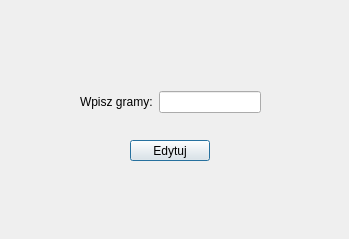
Above: FitBulliq/editmealproductwindow.ui from kmbrzoza/FitBulliq before the change. Below: the same form after it.
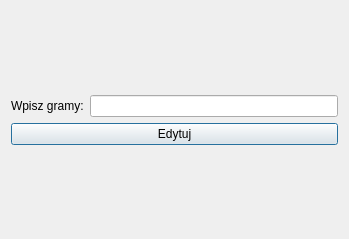
That is the form after the change.

The edit to the form file:
```diff
--- a/FitBulliq/editmealproductwindow.ui
+++ b/FitBulliq/editmealproductwindow.ui
@@ -30,28 +30,23 @@
   <property name="windowTitle">
    <string>Dialog</string>
   </property>
-  <widget class="QPushButton" name="pushButton">
-   <property name="geometry">
-    <rect>
-     <x>130</x>
-     <y>140</y>
-     <width>80</width>
-     <height>21</height>
-    </rect>
-   </property>
-   <property name="text">
-    <string>Edytuj</string>
-   </property>
-  </widget>
-  <widget class="QWidget" name="layoutWidget">
-   <property name="geometry">
-    <rect>
-     <x>80</x>
-     <y>90</y>
-     <width>181</width>
-     <height>24</height>
-    </rect>
-   </property>
+  <layout class="QGridLayout" name="gridLayout">
+   <item row="2" column="0">
+    <spacer name="verticalSpacer">
+     <property name="orientation">
+      <enum>Qt::Vertical</enum>
+     </property>
+     <property name="sizeHint" stdset="0">
+      <size>
+       <width>20</width>
+       <height>40</height>
+      </size>
+     </property>
+    </spacer>
+   </item>
+   <item row="1" column="0">
+    <layout class="QVBoxLayout" name="verticalLayout">
+     <item>
    <layout class="QHBoxLayout" name="horizontalLayout">
     <item>
      <widget class="QLabel" name="label">
@@ -64,7 +59,30 @@
      <widget class="QLineEdit" name="lineEdit"/>
     </item>
    </layout>
-  </widget>
+     </item>
+     <item>
+      <widget class="QPushButton" name="pushButton">
+       <property name="text">
+        <string>Edytuj</string>
+       </property>
+      </widget>
+     </item>
+    </layout>
+   </item>
+   <item row="0" column="0">
+    <spacer name="verticalSpacer_2">
+     <property name="orientation">
+      <enum>Qt::Vertical</enum>
+     </property>
+     <property name="sizeHint" stdset="0">
+      <size>
+       <width>20</width>
+       <height>40</height>
+      </size>
+     </property>
+    </spacer>
+   </item>
+  </layout>
  </widget>
  <resources/>
  <connections/>
```
Lines whose indentation alone changed are shown as unchanged.
